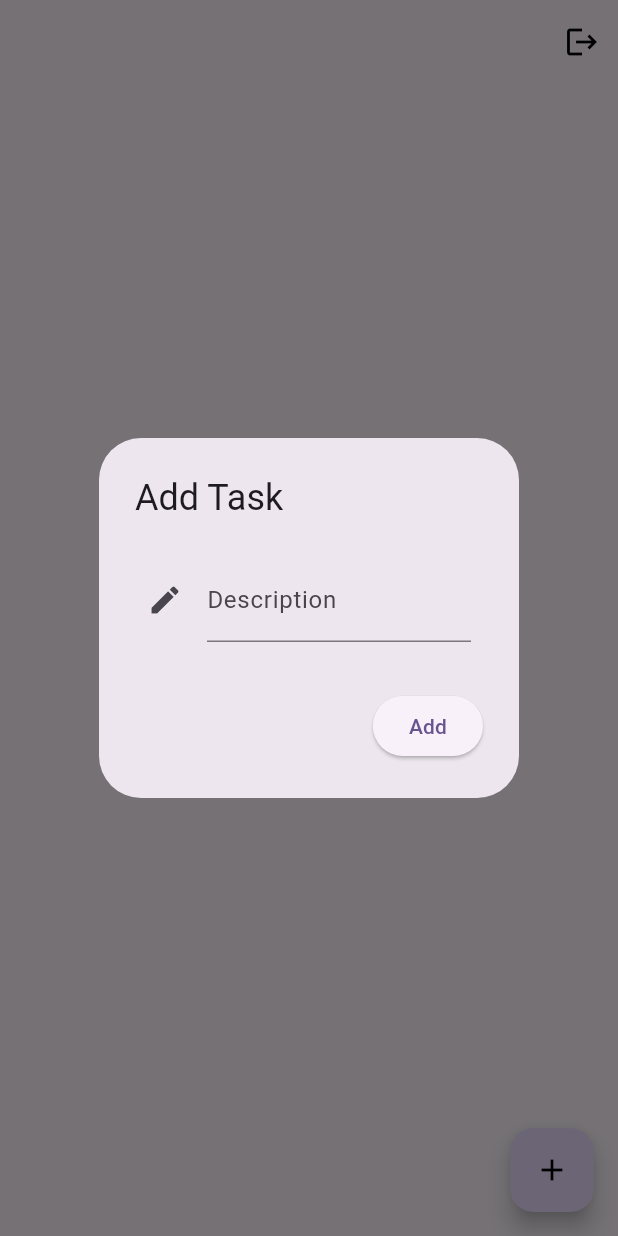
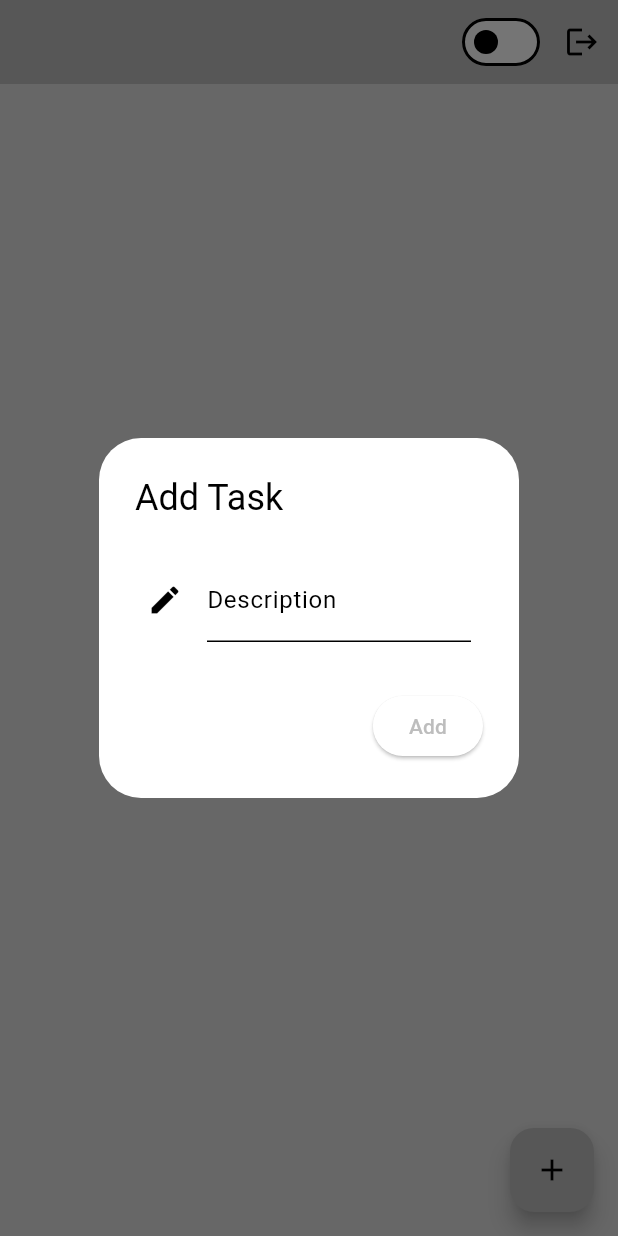
Before and after one commit to AbhayKachhwaha/todo_app, a Flutter app: the HomeScreen screen opened directly with empty values, after a tap on the "add" icon, on a phone screen of 412 x 824 dp. Run offline on Flutter 3.47's test engine with Material 3 defaults, Android fonts, the phone set to English and light mode, and no system bars; our stand-ins replace cloud_firestore, firebase_auth, firebase_core, google_sign_in; accounts and stored records are empty; network calls fail.

Commit message:
Added light/dark mode state handling

```diff
--- /dev/null
+++ b/lib/providers/theme_provider.dart
@@ -0,0 +1,21 @@
+import 'package:flutter/material.dart';
+import 'package:todo_app/theme/theme.dart';
+
+class ThemeProvider with ChangeNotifier {
+  ThemeData _themeData = lightMode;
+
+  ThemeData get themeData => _themeData;
+
+  set themeData(ThemeData themeData) {
+    _themeData = themeData;
+    notifyListeners();
+  }
+
+  void toggle() {
+    if (_themeData == lightMode) {
+      themeData = darkMode;
+    } else {
+      themeData = lightMode;
+    }
+  }
+}
--- /dev/null
+++ b/lib/theme/theme.dart
@@ -0,0 +1,19 @@
+import 'package:flutter/material.dart';
+
+ThemeData lightMode = ThemeData(
+  colorScheme: ColorScheme.light(
+    brightness: Brightness.light,
+    background: Colors.grey.shade300,
+    primary: Colors.grey.shade400,
+    tertiary: Colors.black,
+  ),
+);
+
+ThemeData darkMode = ThemeData(
+  colorScheme: ColorScheme.dark(
+    brightness: Brightness.dark,
+    background: Colors.grey.shade900,
+    primary: Colors.grey.shade800,
+    tertiary: Colors.white,
+  ),
+);
--- a/lib/ui/home_screen.dart
+++ b/lib/ui/home_screen.dart
@@ -2,6 +2,8 @@ import 'package:cloud_firestore/cloud_firestore.dart';
 import 'package:firebase_auth/firebase_auth.dart';
 import 'package:flutter/material.dart';
 import 'package:google_sign_in/google_sign_in.dart';
+import 'package:provider/provider.dart';
+import 'package:todo_app/providers/theme_provider.dart';
 import 'package:todo_app/ui/widgets/add_task_widget.dart';
 import 'package:todo_app/ui/widgets/empty_list_widget.dart';
 
@@ -20,6 +22,7 @@ class HomeScreen extends StatefulWidget {
 
 class _HomeScreenState extends State<HomeScreen> {
   var _tasksStream;
+  bool _pressed = false;
 
   @override
   void initState() {
@@ -30,23 +33,38 @@ class _HomeScreenState extends State<HomeScreen> {
   @override
   Widget build(BuildContext context) {
     return Scaffold(
+      backgroundColor: Theme.of(context).colorScheme.background,
       appBar: AppBar(
+        backgroundColor: Theme.of(context).colorScheme.primary,
         centerTitle: true,
-        title: Text(widget.user.name),
+        title: Text(
+          widget.user.name,
+          style: TextStyle(
+            color: Theme.of(context).colorScheme.tertiary,
+          ),
+        ),
         leading: Image(
           image: NetworkImage(
             widget.user.imageUrl!,
           ),
         ),
         actions: [
+          Switch(
+              value: _pressed,
+              onChanged: (value) {
+                Provider.of<ThemeProvider>(context, listen: false).toggle();
+                setState(() {
+                  _pressed = !_pressed;
+                });
+              }),
           IconButton(
             onPressed: () {
               GoogleSignIn().signOut();
               FirebaseAuth.instance.signOut();
             },
-            icon: const Icon(
+            icon: Icon(
               Icons.logout,
-              color: Colors.black,
+              color: Theme.of(context).colorScheme.tertiary,
             ),
           ),
         ],
--- a/lib/ui/login_screen.dart
+++ b/lib/ui/login_screen.dart
@@ -13,6 +13,7 @@ class _LoginScreenState extends State<LoginScreen> {
   @override
   Widget build(BuildContext context) {
     return Scaffold(
+      backgroundColor: Theme.of(context).colorScheme.background,
       body: Center(
         child: ElevatedButton(
           onPressed: () => googleSignIn(),
```
Also changed, not shown: lib/main.dart (+8 -7 lines).
